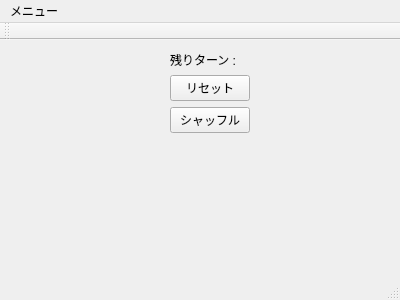
Yuya-003/Procon29, file Qt/mainwindow.ui: the form before one commit.
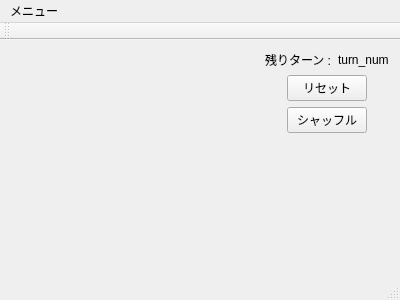
The form after the commit. Custom widgets are drawn as their Qt base class.

```diff
--- a/Qt/mainwindow.ui
+++ b/Qt/mainwindow.ui
@@ -14,9 +14,9 @@
    <string>MainWindow</string>
   </property>
   <widget class="QWidget" name="centralWidget">
-   <layout class="QHBoxLayout" name="horizontalLayout">
+   <layout class="QHBoxLayout" name="horizontalLayout_4">
     <item>
-     <layout class="QVBoxLayout" name="verticalLayout"/>
+     <widget class="GameField" name="gamefield" native="true"/>
     </item>
     <item>
      <spacer name="horizontalSpacer">
@@ -35,19 +35,54 @@
      </spacer>
     </item>
     <item>
-     <layout class="QVBoxLayout" name="verticalLayout_2">
+     <layout class="QVBoxLayout" name="verticalLayout">
+      <item>
+       <layout class="QHBoxLayout" name="horizontalLayout">
       <item>
        <widget class="QLabel" name="label">
         <property name="sizePolicy">
-         <sizepolicy hsizetype="Fixed" vsizetype="Preferred">
+           <sizepolicy hsizetype="Preferred" vsizetype="Preferred">
           <horstretch>0</horstretch>
           <verstretch>0</verstretch>
          </sizepolicy>
         </property>
         <property name="text">
-         <string>残りターン : </string>
-        </property>
-       </widget>
+           <string>残りターン :</string>
+          </property>
+         </widget>
+        </item>
+        <item>
+         <widget class="QLabel" name="label_turn">
+          <property name="sizePolicy">
+           <sizepolicy hsizetype="Preferred" vsizetype="Preferred">
+            <horstretch>0</horstretch>
+            <verstretch>0</verstretch>
+           </sizepolicy>
+          </property>
+          <property name="text">
+           <string>turn_num</string>
+          </property>
+         </widget>
+        </item>
+       </layout>
+      </item>
+      <item>
+       <layout class="QHBoxLayout" name="horizontalLayout_2">
+        <item>
+         <spacer name="horizontalSpacer_2">
+          <property name="orientation">
+           <enum>Qt::Horizontal</enum>
+          </property>
+          <property name="sizeType">
+           <enum>QSizePolicy::Fixed</enum>
+          </property>
+          <property name="sizeHint" stdset="0">
+           <size>
+            <width>20</width>
+            <height>20</height>
+           </size>
+          </property>
+         </spacer>
       </item>
       <item>
        <widget class="QPushButton" name="pushButton">
@@ -66,6 +101,42 @@
        </widget>
       </item>
       <item>
+         <spacer name="horizontalSpacer_3">
+          <property name="orientation">
+           <enum>Qt::Horizontal</enum>
+          </property>
+          <property name="sizeType">
+           <enum>QSizePolicy::Fixed</enum>
+          </property>
+          <property name="sizeHint" stdset="0">
+           <size>
+            <width>20</width>
+            <height>20</height>
+           </size>
+          </property>
+         </spacer>
+        </item>
+       </layout>
+      </item>
+      <item>
+       <layout class="QHBoxLayout" name="horizontalLayout_3">
+        <item>
+         <spacer name="horizontalSpacer_4">
+          <property name="orientation">
+           <enum>Qt::Horizontal</enum>
+          </property>
+          <property name="sizeType">
+           <enum>QSizePolicy::Fixed</enum>
+          </property>
+          <property name="sizeHint" stdset="0">
+           <size>
+            <width>20</width>
+            <height>20</height>
+           </size>
+          </property>
+         </spacer>
+        </item>
+        <item>
        <widget class="QPushButton" name="pushButton_2">
         <property name="sizePolicy">
          <sizepolicy hsizetype="Fixed" vsizetype="Fixed">
@@ -79,6 +150,24 @@
        </widget>
       </item>
       <item>
+         <spacer name="horizontalSpacer_5">
+          <property name="orientation">
+           <enum>Qt::Horizontal</enum>
+          </property>
+          <property name="sizeType">
+           <enum>QSizePolicy::Fixed</enum>
+          </property>
+          <property name="sizeHint" stdset="0">
+           <size>
+            <width>20</width>
+            <height>20</height>
+           </size>
+          </property>
+         </spacer>
+        </item>
+       </layout>
+      </item>
+      <item>
        <spacer name="verticalSpacer">
         <property name="orientation">
          <enum>Qt::Vertical</enum>
@@ -128,6 +217,14 @@
   </action>
  </widget>
  <layoutdefault spacing="6" margin="11"/>
+ <customwidgets>
+  <customwidget>
+   <class>GameField</class>
+   <extends>QWidget</extends>
+   <header location="global">gamefield.h</header>
+   <container>1</container>
+  </customwidget>
+ </customwidgets>
  <resources/>
  <connections/>
 </ui>
```
Lines whose indentation alone changed are shown as unchanged.
